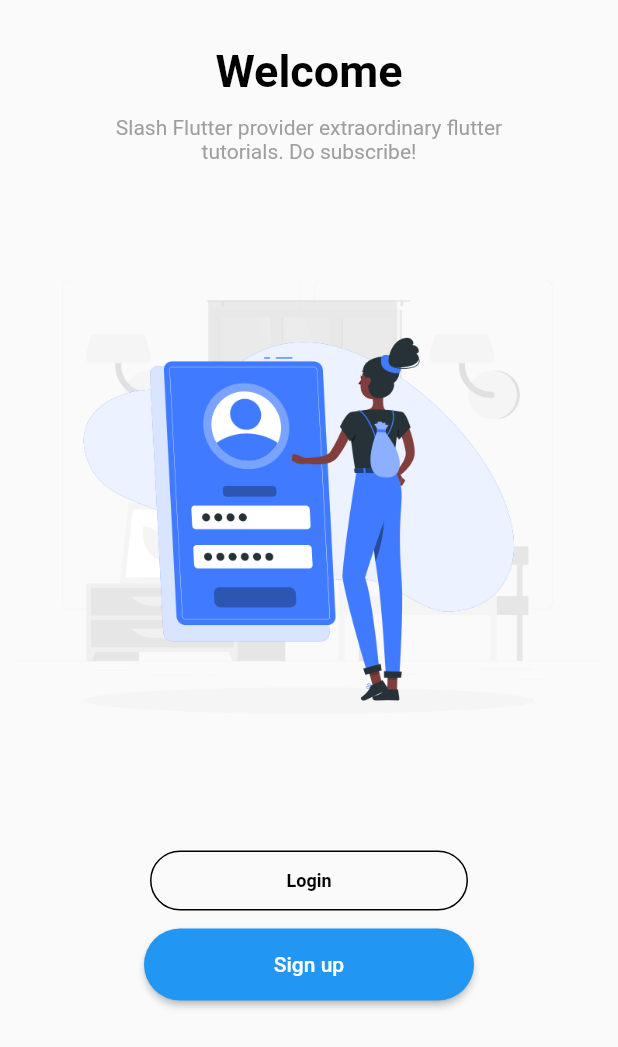
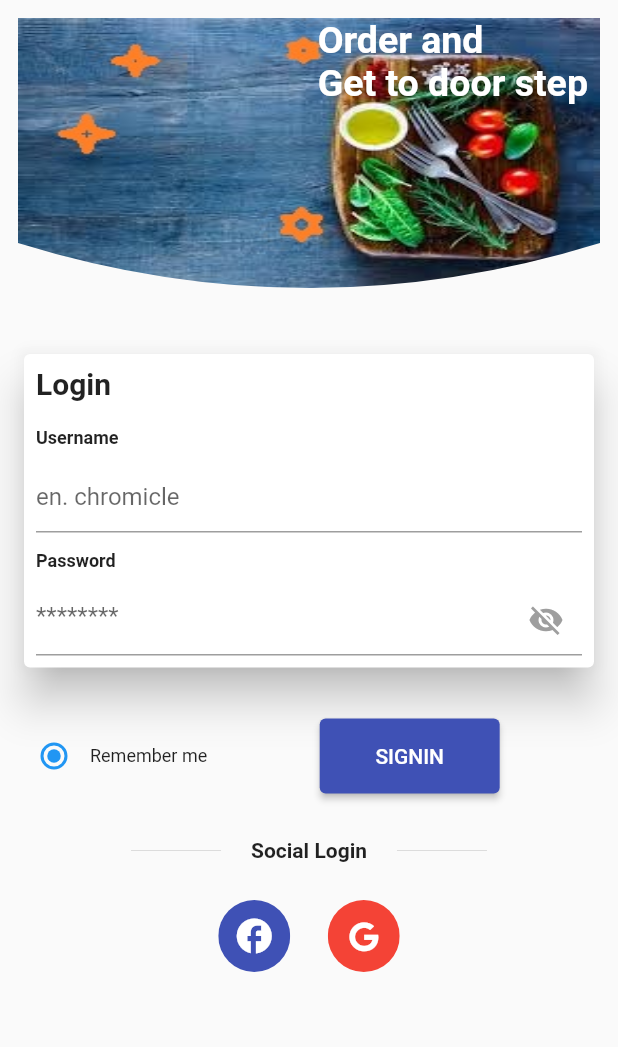
Before and after one commit to MuhammadMehediMNCS/user-interface-design, a Flutter app: the screen it shows after launch, on a phone screen of 412 x 824 dp. Shown: the top 1047 px of the screen. Run offline on Flutter 3.47's test engine with Material 2 defaults, Android fonts, the phone set to English and light mode, and no system bars; our stand-ins replace font_awesome_flutter.

Commit message:
ui part 2

```diff
--- a/lib/main.dart
+++ b/lib/main.dart
@@ -1,7 +1,8 @@
 import 'package:application_ui/ui_part_1/login_signup_main.dart';
+import 'package:application_ui/ui_part_2/login_signup_2_main.dart';
 import 'package:flutter/material.dart';
 
 
 void main() {
-  runApp(const LoginSignup());
+  runApp(const LoginSignup2());
 }
--- a/lib/style/all_style.dart
+++ b/lib/style/all_style.dart
@@ -2,5 +2,6 @@ import 'package:flutter/material.dart';
 
 class AllStyle {
   static const headingText = TextStyle(fontSize: 30.0, fontWeight: FontWeight.bold, color: Colors.black);
-  static const fieldLebel = TextStyle(fontWeight: FontWeight.bold, fontSize: 14.0);
+  static const fieldLebel = TextStyle(fontWeight: FontWeight.bold, fontSize: 12.0);
+  static const positionText = TextStyle(fontSize: 25.0, fontWeight: FontWeight.bold, color: Colors.white);
 }
--- /dev/null
+++ b/lib/ui_part_2/login_signup_2_main.dart
@@ -0,0 +1,151 @@
+import 'package:application_ui/style/all_style.dart';
+import 'package:application_ui/widgest/text_field_widget2.dart';
+import 'package:application_ui/widgest/text_field_widget3.dart';
+import 'package:font_awesome_flutter/font_awesome_flutter.dart';
+import 'package:flutter/material.dart';
+
+import 'my_clipper.dart';
+
+class LoginSignup2 extends StatelessWidget {
+  const LoginSignup2({super.key});
+
+  @override
+  Widget build(BuildContext context) {
+    return const MaterialApp(
+      debugShowCheckedModeBanner: false,
+      home: UserPage2(),
+    );
+  }
+}
+
+class UserPage2 extends StatefulWidget {
+  const UserPage2({super.key});
+
+  @override
+  State<UserPage2> createState() => _UserPage2State();
+}
+
+class _UserPage2State extends State<UserPage2> {
+  String currentValue = 'Remember me';
+
+  @override
+  Widget build(BuildContext context) {
+    return Scaffold(
+      body: SingleChildScrollView(
+        padding: const EdgeInsets.all(12.0),
+        child: Center(
+          child: Column(
+            children: [
+              ClipPath(
+                clipper: MyClipper(),
+                child: Stack(
+                  children: [
+                    Container(
+                      height: 180,
+                      width: MediaQuery.of(context).size.width,
+                      child: Image.asset(
+                        'images/picture_4.jpeg',
+                        fit: BoxFit.fill,
+                      ),
+                    ),
+                    const Positioned(
+                      right: 8,
+                      child: Text(
+                        'Order and \nGet to door step',
+                        style: AllStyle.positionText,
+                      ),
+                    )
+                  ],
+                ),
+              ),
+              const SizedBox(height: 40.0),
+              Card(
+                elevation: 12,
+                child: Padding(
+                  padding: const EdgeInsets.all(8.0),
+                  child: Column(
+                    crossAxisAlignment: CrossAxisAlignment.start,
+                    children: const [
+                      Text(
+                        'Login',
+                        style: TextStyle(fontSize: 20.0, fontWeight: FontWeight.bold),
+                      ),
+                      SizedBox(height: 18.0),
+                      TextFieldWidget2(lebel: 'Username'),
+                      SizedBox(height: 12.0),
+                      TextFieldWidget3(lebel: 'Password')
+                    ],
+                  ),
+                ),
+              ),
+              const SizedBox(height: 30.0),
+              Row(
+                children: [
+                  Radio(
+                    value: 'Remember me',
+                    groupValue: currentValue,
+                    onChanged: (value) {
+                      // setState(() => currentValue = value.toString());
+                    }
+                  ),
+                  const Text('Remember me', style: TextStyle(fontSize: 12.0),),
+                  const SizedBox(width: 75.0),
+                  ElevatedButton(
+                    style: ElevatedButton.styleFrom(
+                      backgroundColor: Colors.indigo,
+                      minimumSize: const Size(120, 50)
+                    ),
+                    child: const Text('SIGNIN'),
+                    onPressed: () {}
+                  )
+                ],
+              ),
+              const SizedBox(height: 30.0),
+              Row(
+                mainAxisAlignment: MainAxisAlignment.center,
+                children: [
+                  Container(
+                    width: 60.0,
+                    child: const Divider(),
+                  ),
+                  const SizedBox(width: 20.0),
+                  const Text('Social Login', style: TextStyle(fontWeight: FontWeight.bold),),
+                  const SizedBox(width: 20.0),
+                  Container(
+                    width: 60.0,
+                    child: const Divider(),
+                  )
+                ],
+              ),
+              const SizedBox(height: 25.0),
+              Row(
+                mainAxisAlignment: MainAxisAlignment.center,
+                children: [
+                  ClipOval(
+                    child: Container(
+                      color: Colors.indigo,
+                      child: IconButton(
+                        icon: const Icon(Icons.facebook_sharp, size: 28, color: Colors.white,),
+                        onPressed: () {}
+                      ),
+                    ),
+                  ),
+                  const SizedBox(width: 25.0),
+                  ClipOval(
+                    child: Container(
+                      color: Colors.red,
+                      child: IconButton(
+                        icon: const Icon(FontAwesomeIcons.google, size: 20, color: Colors.white,),
+                        onPressed: () {}
+                      ),
+                    ),
+                  )
+                ],
+              )
+            ],
+          ),
+        ),
+      ),
+    );
+  }
+}
--- /dev/null
+++ b/lib/ui_part_2/my_clipper.dart
@@ -0,0 +1,28 @@
+import 'package:flutter/material.dart';
+
+class MyClipper extends CustomClipper<Path> {
+  @override
+  getClip(Size size) {
+    double w = size.width;
+    double h = size.height;
+    var firstControllerPoint = Offset(size.width / 4, h);
+    var firstPoint = Offset(size.width / 2, h);
+    var secondControllerPoint = Offset(w - w / 4, h);
+    var secondPoint = Offset(w, h - 30);
+
+    final path = Path();
+
+    path.lineTo(0, h - 30);
+    path.quadraticBezierTo(firstControllerPoint.dx, firstControllerPoint.dy, firstPoint.dx, firstPoint.dy);
+    path.quadraticBezierTo(secondControllerPoint.dx, secondControllerPoint.dy, secondPoint.dx, secondPoint.dy);
+    path.lineTo(w, 0);
+
+    return path;
+  }
+
+  @override
+  bool shouldReclip(covariant CustomClipper oldClipper) {
+    return true;
+  }
+
+}
--- /dev/null
+++ b/lib/widgest/text_field_widget2.dart
@@ -0,0 +1,34 @@
+import 'package:flutter/material.dart';
+
+import '../style/all_style.dart';
+
+class TextFieldWidget2 extends StatefulWidget {
+  final String lebel;
+
+  const TextFieldWidget2({super.key, required this.lebel});
+
+  @override
+  State<TextFieldWidget2> createState() => _TextFieldWidget2State();
+}
+
+class _TextFieldWidget2State extends State<TextFieldWidget2> {
+  TextEditingController controller = TextEditingController();
+
+  @override
+  Widget build(BuildContext context) => Column(
+    crossAxisAlignment: CrossAxisAlignment.start,
+    children: [
+      Text(
+        widget.lebel,
+        style: AllStyle.fieldLebel,
+      ),
+      const SizedBox(height: 8.0),
+      TextField(
+        controller: controller,
+        decoration: const InputDecoration(
+          hintText: 'en. chromicle'
+        ),
+      ),
+    ],
+  );
+}
--- /dev/null
+++ b/lib/widgest/text_field_widget3.dart
@@ -0,0 +1,58 @@
+import 'package:flutter/material.dart';
+
+import '../style/all_style.dart';
+
+class TextFieldWidget3 extends StatefulWidget {
+  final String lebel;
+
+  const TextFieldWidget3({super.key, required this.lebel});
+
+  @override
+  State<TextFieldWidget3> createState() => _TextFieldWidget3State();
+}
+
+class _TextFieldWidget3State extends State<TextFieldWidget3> {
+  TextEditingController controller = TextEditingController();
+  bool obscureText = true;
+
+  @override
+  Widget build(BuildContext context) => Column(
+    crossAxisAlignment: CrossAxisAlignment.start,
+    children: [
+      Text(
+        widget.lebel,
+        style: AllStyle.fieldLebel,
+      ),
+      const SizedBox(height: 8.0),
+      TextField(
+        controller: controller,
+        decoration: InputDecoration(
+          hintText: '********',
+          suffixIcon: obscureText == true
+            ? IconButton(
+                onPressed: () {
+                  setState(() {
+                    obscureText = false;
+                  });
+                },
+                icon: const Icon(
+                  Icons.visibility_off,
+                  color: Colors.grey,
+                )
+              )
+              : IconButton(
+                  onPressed: () {
+                    setState(() {
+                      obscureText = true;
+                    });
+                  },
+                  icon: const Icon(
+                    Icons.remove_red_eye,
+                    color: Colors.grey,
+                  )
+                )
+              ),
+        ),
+    ],
+  );
+}
--- a/pubspec.yaml
+++ b/pubspec.yaml
@@ -40,6 +40,7 @@ dev_dependencies:
   flutter_test:
     sdk: flutter
 
+  font_awesome_flutter: ^8.10.0
   # The "flutter_lints" package below contains a set of recommended lints to
   # encourage good coding practices. The lint set provided by the package is
   # activated in the `analysis_options.yaml` file located at the root of your
```
Also changed, not shown: images/picture_4.jpeg (added), pubspec.lock, 1 other file.
